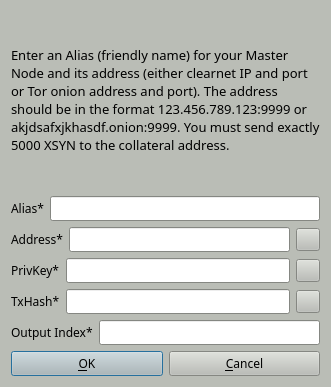
Before: the Qt Designer form src/qt/forms/addeditatomnode.ui in SyndicateCash/SyndicateCash, drawn with Qt 5.
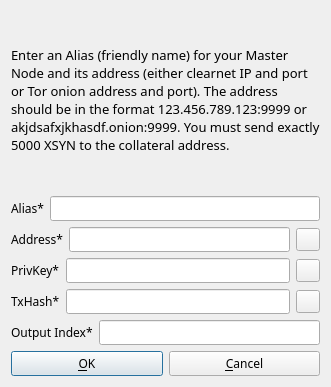
After: the same form once the commit is applied. Icons and pictures are not drawn.

```diff
--- a/src/qt/forms/addeditatomnode.ui
+++ b/src/qt/forms/addeditatomnode.ui
@@ -10,421 +10,6 @@
     <height>387</height>
    </rect>
   </property>
-  <property name="palette">
-   <palette>
-    <active>
-     <colorrole role="WindowText">
-      <brush brushstyle="SolidPattern">
-       <color alpha="255">
-        <red>0</red>
-        <green>0</green>
-        <blue>0</blue>
-       </color>
-      </brush>
-     </colorrole>
-     <colorrole role="Button">
-      <brush brushstyle="SolidPattern">
-       <color alpha="255">
-        <red>186</red>
-        <green>189</green>
-        <blue>182</blue>
-       </color>
-      </brush>
-     </colorrole>
-     <colorrole role="Light">
-      <brush brushstyle="SolidPattern">
-       <color alpha="255">
-        <red>255</red>
-        <green>255</green>
-        <blue>255</blue>
-       </color>
-      </brush>
-     </colorrole>
-     <colorrole role="Midlight">
-      <brush brushstyle="SolidPattern">
-       <color alpha="255">
-        <red>220</red>
-        <green>222</green>
-        <blue>218</blue>
-       </color>
-      </brush>
-     </colorrole>
-     <colorrole role="Dark">
-      <brush brushstyle="SolidPattern">
-       <color alpha="255">
-        <red>93</red>
-        <green>94</green>
-        <blue>91</blue>
-       </color>
-      </brush>
-     </colorrole>
-     <colorrole role="Mid">
-      <brush brushstyle="SolidPattern">
-       <color alpha="255">
-        <red>124</red>
-        <green>126</green>
-        <blue>121</blue>
-       </color>
-      </brush>
-     </colorrole>
-     <colorrole role="Text">
-      <brush brushstyle="SolidPattern">
-       <color alpha="255">
-        <red>0</red>
-        <green>0</green>
-        <blue>0</blue>
-       </color>
-      </brush>
-     </colorrole>
-     <colorrole role="BrightText">
-      <brush brushstyle="SolidPattern">
-       <color alpha="255">
-        <red>255</red>
-        <green>255</green>
-        <blue>255</blue>
-       </color>
-      </brush>
-     </colorrole>
-     <colorrole role="ButtonText">
-      <brush brushstyle="SolidPattern">
-       <color alpha="255">
-        <red>0</red>
-        <green>0</green>
-        <blue>0</blue>
-       </color>
-      </brush>
-     </colorrole>
-     <colorrole role="Base">
-      <brush brushstyle="SolidPattern">
-       <color alpha="255">
-        <red>255</red>
-        <green>255</green>
-        <blue>255</blue>
-       </color>
-      </brush>
-     </colorrole>
-     <colorrole role="Window">
-      <brush brushstyle="SolidPattern">
-       <color alpha="255">
-        <red>186</red>
-        <green>189</green>
-        <blue>182</blue>
-       </color>
-      </brush>
-     </colorrole>
-     <colorrole role="Shadow">
-      <brush brushstyle="SolidPattern">
-       <color alpha="255">
-        <red>0</red>
-        <green>0</green>
-        <blue>0</blue>
-       </color>
-      </brush>
-     </colorrole>
-     <colorrole role="AlternateBase">
-      <brush brushstyle="SolidPattern">
-       <color alpha="255">
-        <red>220</red>
-        <green>222</green>
-        <blue>218</blue>
-       </color>
-      </brush>
-     </colorrole>
-     <colorrole role="ToolTipBase">
-      <brush brushstyle="SolidPattern">
-       <color alpha="255">
-        <red>255</red>
-        <green>255</green>
-        <blue>220</blue>
-       </color>
-      </brush>
-     </colorrole>
-     <colorrole role="ToolTipText">
-      <brush brushstyle="SolidPattern">
-       <color alpha="255">
-        <red>0</red>
-        <green>0</green>
-        <blue>0</blue>
-       </color>
-      </brush>
-     </colorrole>
-    </active>
-    <inactive>
-     <colorrole role="WindowText">
-      <brush brushstyle="SolidPattern">
-       <color alpha="255">
-        <red>0</red>
-        <green>0</green>
-        <blue>0</blue>
-       </color>
-      </brush>
-     </colorrole>
-     <colorrole role="Button">
-      <brush brushstyle="SolidPattern">
-       <color alpha="255">
-        <red>186</red>
-        <green>189</green>
-        <blue>182</blue>
-       </color>
-      </brush>
-     </colorrole>
-     <colorrole role="Light">
-      <brush brushstyle="SolidPattern">
-       <color alpha="255">
-        <red>255</red>
-        <green>255</green>
-        <blue>255</blue>
-       </color>
-      </brush>
-     </colorrole>
-     <colorrole role="Midlight">
-      <brush brushstyle="SolidPattern">
-       <color alpha="255">
-        <red>220</red>
-        <green>222</green>
-        <blue>218</blue>
-       </color>
-      </brush>
-     </colorrole>
-     <colorrole role="Dark">
-      <brush brushstyle="SolidPattern">
-       <color alpha="255">
-        <red>93</red>
-        <green>94</green>
-        <blue>91</blue>
-       </color>
-      </brush>
-     </colorrole>
-     <colorrole role="Mid">
-      <brush brushstyle="SolidPattern">
-       <color alpha="255">
-        <red>124</red>
-        <green>126</green>
-        <blue>121</blue>
-       </color>
-      </brush>
-     </colorrole>
-     <colorrole role="Text">
-      <brush brushstyle="SolidPattern">
-       <color alpha="255">
-        <red>0</red>
-        <green>0</green>
-        <blue>0</blue>
-       </color>
-      </brush>
-     </colorrole>
-     <colorrole role="BrightText">
-      <brush brushstyle="SolidPattern">
-       <color alpha="255">
-        <red>255</red>
-        <green>255</green>
-        <blue>255</blue>
-       </color>
-      </brush>
-     </colorrole>
-     <colorrole role="ButtonText">
-      <brush brushstyle="SolidPattern">
-       <color alpha="255">
-        <red>0</red>
-        <green>0</green>
-        <blue>0</blue>
-       </color>
-      </brush>
-     </colorrole>
-     <colorrole role="Base">
-      <brush brushstyle="SolidPattern">
-       <color alpha="255">
-        <red>255</red>
-        <green>255</green>
-        <blue>255</blue>
-       </color>
-      </brush>
-     </colorrole>
-     <colorrole role="Window">
-      <brush brushstyle="SolidPattern">
-       <color alpha="255">
-        <red>186</red>
-        <green>189</green>
-        <blue>182</blue>
-       </color>
-      </brush>
-     </colorrole>
-     <colorrole role="Shadow">
-      <brush brushstyle="SolidPattern">
-       <color alpha="255">
-        <red>0</red>
-        <green>0</green>
-        <blue>0</blue>
-       </color>
-      </brush>
-     </colorrole>
-     <colorrole role="AlternateBase">
-      <brush brushstyle="SolidPattern">
-       <color alpha="255">
-        <red>220</red>
-        <green>222</green>
-        <blue>218</blue>
-       </color>
-      </brush>
-     </colorrole>
-     <colorrole role="ToolTipBase">
-      <brush brushstyle="SolidPattern">
-       <color alpha="255">
-        <red>255</red>
-        <green>255</green>
-        <blue>220</blue>
-       </color>
-      </brush>
-     </colorrole>
-     <colorrole role="ToolTipText">
-      <brush brushstyle="SolidPattern">
-       <color alpha="255">
-        <red>0</red>
-        <green>0</green>
-        <blue>0</blue>
-       </color>
-      </brush>
-     </colorrole>
-    </inactive>
-    <disabled>
-     <colorrole role="WindowText">
-      <brush brushstyle="SolidPattern">
-       <color alpha="255">
-        <red>93</red>
-        <green>94</green>
-        <blue>91</blue>
-       </color>
-      </brush>
-     </colorrole>
-     <colorrole role="Button">
-      <brush brushstyle="SolidPattern">
-       <color alpha="255">
-        <red>186</red>
-        <green>189</green>
-        <blue>182</blue>
-       </color>
-      </brush>
-     </colorrole>
-     <colorrole role="Light">
-      <brush brushstyle="SolidPattern">
-       <color alpha="255">
-        <red>255</red>
-        <green>255</green>
-        <blue>255</blue>
-       </color>
-      </brush>
-     </colorrole>
-     <colorrole role="Midlight">
-      <brush brushstyle="SolidPattern">
-       <color alpha="255">
-        <red>220</red>
-        <green>222</green>
-        <blue>218</blue>
-       </color>
-      </brush>
-     </colorrole>
-     <colorrole role="Dark">
-      <brush brushstyle="SolidPattern">
-       <color alpha="255">
-        <red>93</red>
-        <green>94</green>
-        <blue>91</blue>
-       </color>
-      </brush>
-     </colorrole>
-     <colorrole role="Mid">
-      <brush brushstyle="SolidPattern">
-       <color alpha="255">
-        <red>124</red>
-        <green>126</green>
-        <blue>121</blue>
-       </color>
-      </brush>
-     </colorrole>
-     <colorrole role="Text">
-      <brush brushstyle="SolidPattern">
-       <color alpha="255">
-        <red>93</red>
-        <green>94</green>
-        <blue>91</blue>
-       </color>
-      </brush>
-     </colorrole>
-     <colorrole role="BrightText">
-      <brush brushstyle="SolidPattern">
-       <color alpha="255">
-        <red>255</red>
-        <green>255</green>
-        <blue>255</blue>
-       </color>
-      </brush>
-     </colorrole>
-     <colorrole role="ButtonText">
-      <brush brushstyle="SolidPattern">
-       <color alpha="255">
-        <red>93</red>
-        <green>94</green>
-        <blue>91</blue>
-       </color>
-      </brush>
-     </colorrole>
-     <colorrole role="Base">
-      <brush brushstyle="SolidPattern">
-       <color alpha="255">
-        <red>186</red>
-        <green>189</green>
-        <blue>182</blue>
-       </color>
-      </brush>
-     </colorrole>
-     <colorrole role="Window">
-      <brush brushstyle="SolidPattern">
-       <color alpha="255">
-        <red>186</red>
-        <green>189</green>
-        <blue>182</blue>
-       </color>
-      </brush>
-     </colorrole>
-     <colorrole role="Shadow">
-      <brush brushstyle="SolidPattern">
-       <color alpha="255">
-        <red>0</red>
-        <green>0</green>
-        <blue>0</blue>
-       </color>
-      </brush>
-     </colorrole>
-     <colorrole role="AlternateBase">
-      <brush brushstyle="SolidPattern">
-       <color alpha="255">
-        <red>186</red>
-        <green>189</green>
-        <blue>182</blue>
-       </color>
-      </brush>
-     </colorrole>
-     <colorrole role="ToolTipBase">
-      <brush brushstyle="SolidPattern">
-       <color alpha="255">
-        <red>255</red>
-        <green>255</green>
-        <blue>220</blue>
-       </color>
-      </brush>
-     </colorrole>
-     <colorrole role="ToolTipText">
-      <brush brushstyle="SolidPattern">
-       <color alpha="255">
-        <red>0</red>
-        <green>0</green>
-        <blue>0</blue>
-       </color>
-      </brush>
-     </colorrole>
-    </disabled>
-   </palette>
-  </property>
   <property name="font">
    <font>
     <family>Sawasdee</family>
```
